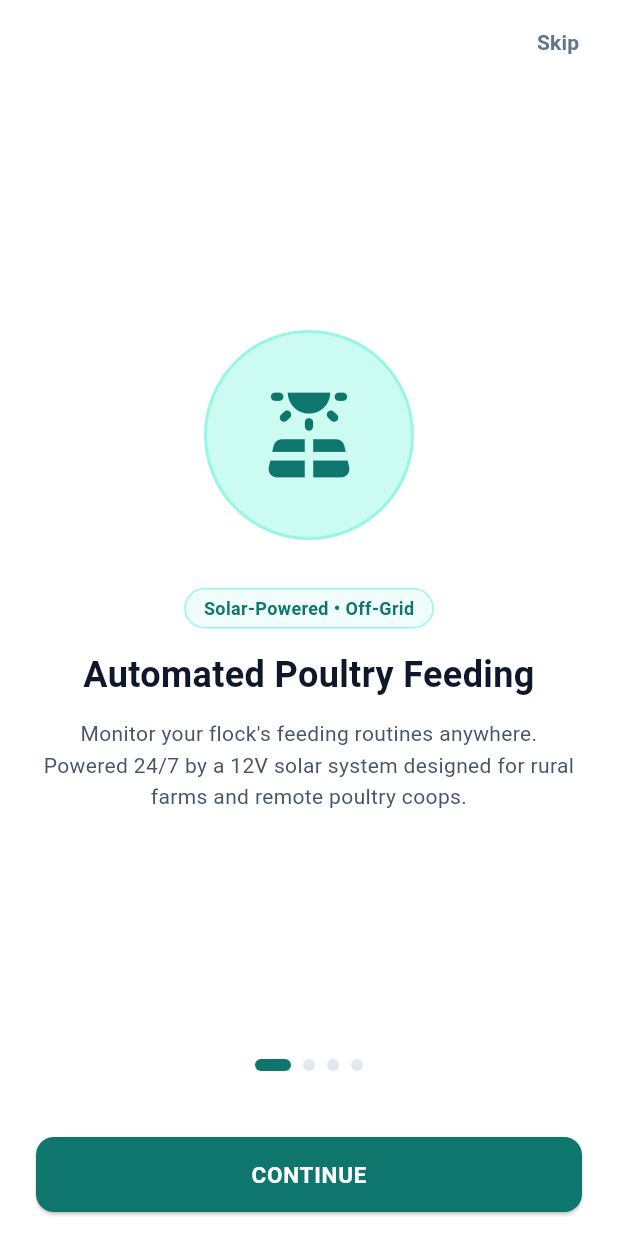
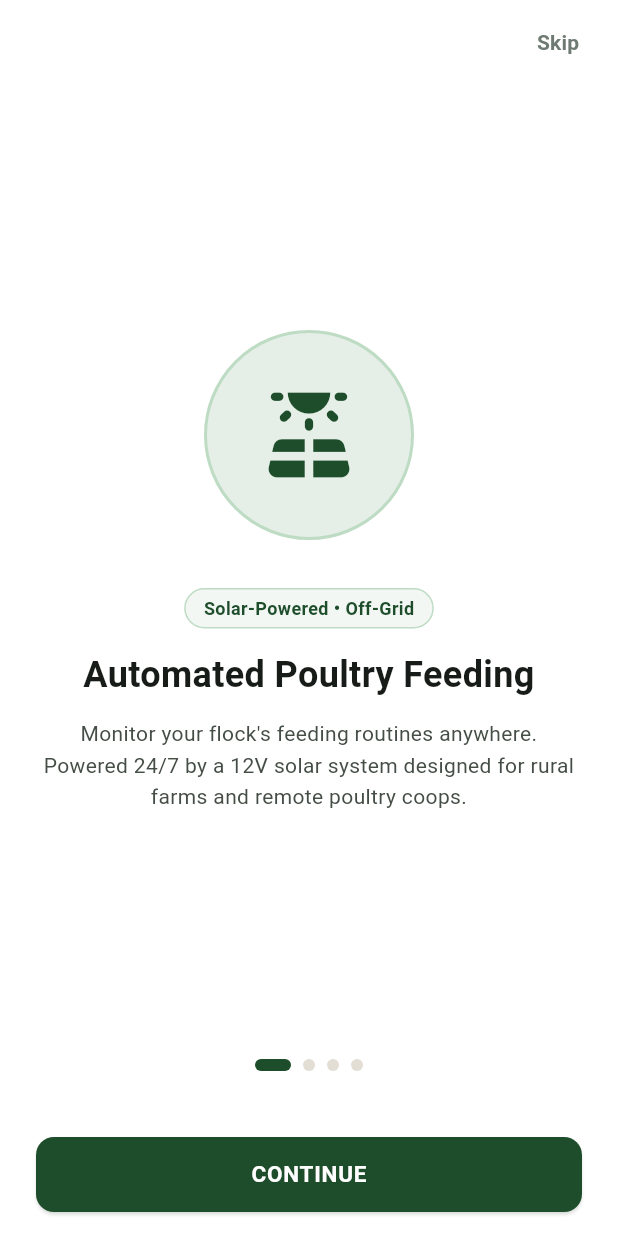
Before and after one commit to Jehooooo/SMART-MOBILE-BASED-SOLAR-POWERED-CHICKEN-FEEDING-SYSTEM, a Flutter app: the screen it shows after launch, on a phone screen of 412 x 824 dp. Run offline on Flutter 3.47's test engine with Material 3 defaults, Android fonts, the phone set to English and light mode, and no system bars; our stand-ins replace firebase_core, firebase_database; accounts and stored records are empty.

Commit message:
feat(theme): introduce warm organic farm-tech palette and human-crafted component styling

```diff
--- a/app/lib/main.dart
+++ b/app/lib/main.dart
@@ -179,7 +179,21 @@ class _MainNavigationShellState extends State<MainNavigationShell> {
         // Mobile layout with bottom NavigationBar
         return Scaffold(
           body: currentScreenWidget,
-          bottomNavigationBar: NavigationBar(
+          bottomNavigationBar: Container(
+            decoration: BoxDecoration(
+              color: c.surface,
+              boxShadow: [
+                BoxShadow(
+                  color: Colors.black.withValues(alpha: 0.04),
+                  blurRadius: 16,
+                  offset: const Offset(0, -2),
+                ),
+              ],
+              border: Border(
+                top: BorderSide(color: c.border.withValues(alpha: 0.6), width: 0.8),
+              ),
+            ),
+            child: NavigationBar(
               selectedIndex: _currentIndex,
               onDestinationSelected: (idx) => setState(() => _currentIndex = idx),
               destinations: [
@@ -191,6 +205,7 @@ class _MainNavigationShellState extends State<MainNavigationShell> {
                   ),
               ],
             ),
+          ),
         );
       },
     );
--- a/app/lib/theme/app_theme.dart
+++ b/app/lib/theme/app_theme.dart
@@ -1,10 +1,12 @@
 import 'package:flutter/material.dart';
 
-/// Semantic color tokens used across every screen.
+/// Semantic color tokens crafted with a warm, organic farm-tech palette.
 ///
-/// Screens must read colors from `context.colors` instead of hardcoding hex
-/// values, so that Light and Dark mode stay consistent (Nielsen #4:
-/// Consistency & Standards).
+/// Designed to evoke natural sustainable agriculture:
+/// - Deep forest emeralds & fresh meadow greens
+/// - Warm linen & oatmeal parchment surfaces
+/// - Golden sunlit amber for solar & morning feed
+/// - Warm espresso & lichen typography with human warmth
 @immutable
 class AppColors extends ThemeExtension<AppColors> {
   final Color brand;
@@ -63,63 +65,79 @@ class AppColors extends ThemeExtension<AppColors> {
     required this.skeletonHighlight,
   });
 
+  /// Handcrafted warm organic light palette (Sunlit Farmhouse / Meadow)
   static const light = AppColors(
-    brand: Color(0xFF0F766E),
+    brand: Color(0xFF1E4D2B), // Deep artisan forest emerald
     onBrand: Colors.white,
-    brandSoft: Color(0xFFCCFBF1),
-    brandSurface: Color(0xFFF0FDFA),
-    brandBorder: Color(0xFF99F6E4),
-    textPrimary: Color(0xFF0F172A),
-    textSecondary: Color(0xFF475569),
-    textMuted: Color(0xFF64748B),
-    border: Color(0xFFE2E8F0),
+    brandSoft: Color(0xFFE5EFE7), // Soft botanical sage
+    brandSurface: Color(0xFFF2F7F3), // Gentle organic meadow wash
+    brandBorder: Color(0xFFBEDBC3), // Soft leaf border
+    textPrimary: Color(0xFF181C19), // Rich warm espresso obsidian
+    textSecondary: Color(0xFF454E46), // Warm cedar bark
+    textMuted: Color(0xFF6F7B72), // Soft lichen stone
+    border: Color(0xFFE3DED4), // Natural warm linen border
     surface: Colors.white,
-    surfaceMuted: Color(0xFFF8FAFC),
-    track: Color(0xFFF1F5F9),
-    success: Color(0xFF059669),
-    warning: Color(0xFFB45309),
-    danger: Color(0xFFB91C1C),
-    dangerSoft: Color(0xFFFEF2F2),
-    dangerBorder: Color(0xFFFECACA),
-    info: Color(0xFF2563EB),
-    infoStrong: Color(0xFF1E40AF),
+    surfaceMuted: Color(0xFFF3EFE7), // Warm toasted oat
+    track: Color(0xFFEAE5DC), // Gentle warm track
+    success: Color(0xFF15803D), // Fresh clover leaf
+    warning: Color(0xFFB45309), // Warm golden wheat
+    danger: Color(0xFFB91C1C), // Warm terracotta crimson
+    dangerSoft: Color(0xFFFDF2F0),
+    dangerBorder: Color(0xFFF8C8C1),
+    info: Color(0xFF2563EB), // Clear morning sky
+    infoStrong: Color(0xFF1D4ED8),
     infoSoft: Color(0xFFEFF6FF),
-    infoBorder: Color(0xFF93C5FD),
-    manual: Color(0xFFD97706),
-    manualSoft: Color(0xFFFEF3C7),
-    solar: Color(0xFFB45309),
-    skeletonBase: Color(0xFFE2E8F0),
-    skeletonHighlight: Color(0xFFF8FAFC),
+    infoBorder: Color(0xFFBFDBFE),
+    manual: Color(0xFFD97706), // Warm golden honey
+    manualSoft: Color(0xFFFEF3C7), // Buttermilk cream
+    solar: Color(0xFFD97706), // Sunlit amber
+    skeletonBase: Color(0xFFE7E2D7),
+    skeletonHighlight: Color(0xFFF5F2EB),
   );
 
+  /// Handcrafted warm nocturnal dark palette (Night Farm / Peat Obsidian)
   static const dark = AppColors(
-    brand: Color(0xFF2DD4BF),
-    onBrand: Color(0xFF042F2E),
-    brandSoft: Color(0xFF134E4A),
-    brandSurface: Color(0xFF0D2624),
-    brandBorder: Color(0xFF1F5F59),
-    textPrimary: Color(0xFFF1F5F9),
-    textSecondary: Color(0xFFCBD5E1),
-    textMuted: Color(0xFF94A3B8),
-    border: Color(0xFF2A3647),
-    surface: Color(0xFF151E2D),
-    surfaceMuted: Color(0xFF0F1724),
-    track: Color(0xFF243044),
-    success: Color(0xFF34D399),
+    brand: Color(0xFF4ADE80), // Luminous spring sprout green
+    onBrand: Color(0xFF04260F), // Deep forest text
+    brandSoft: Color(0xFF143820), // Deep moss container
+    brandSurface: Color(0xFF0F2B18), // Nocturnal foliage wash
+    brandBorder: Color(0xFF225732),
+    textPrimary: Color(0xFFF4F6F4), // Warm ivory parchment
+    textSecondary: Color(0xFFB8C2BA), // Pale warm sage
+    textMuted: Color(0xFF7E8A81), // Muted lichen
+    border: Color(0xFF2B332E), // Warm peat border
+    surface: Color(0xFF1A1F1D), // Warm peat stone
+    surfaceMuted: Color(0xFF212824), // Deeper peat stone
+    track: Color(0xFF2A332E),
+    success: Color(0xFF4ADE80),
     warning: Color(0xFFFBBF24),
     danger: Color(0xFFF87171),
-    dangerSoft: Color(0xFF3A1618),
-    dangerBorder: Color(0xFF7F1D1D),
+    dangerSoft: Color(0xFF381616),
+    dangerBorder: Color(0xFF6B2222),
     info: Color(0xFF60A5FA),
     infoStrong: Color(0xFFBFDBFE),
-    infoSoft: Color(0xFF13213D),
+    infoSoft: Color(0xFF14243B),
     infoBorder: Color(0xFF1E3A8A),
     manual: Color(0xFFFBBF24),
-    manualSoft: Color(0xFF3B2A0A),
+    manualSoft: Color(0xFF39290C),
     solar: Color(0xFFFBBF24),
-    skeletonBase: Color(0xFF1E293B),
-    skeletonHighlight: Color(0xFF2B3A52),
+    skeletonBase: Color(0xFF1F2622),
+    skeletonHighlight: Color(0xFF2A332E),
   );
+
+  /// Subtle layered shadow for tactile card depth
+  List<BoxShadow> get warmShadow => [
+        BoxShadow(
+          color: const Color(0x0C2B2010),
+          blurRadius: 14,
+          offset: const Offset(0, 4),
+        ),
+        const BoxShadow(
+          color: Color(0x05000000),
+          blurRadius: 3,
+          offset: Offset(0, 1),
+        ),
+      ];
 
   @override
   AppColors copyWith({Color? brand, Color? onBrand}) {
@@ -196,13 +214,21 @@ extension AppColorsContext on BuildContext {
 class AppTheme {
   AppTheme._();
 
-  static ThemeData light() => _build(Brightness.light, AppColors.light, const Color(0xFFF8FAFC));
+  static ThemeData light() => _build(
+        Brightness.light,
+        AppColors.light,
+        const Color(0xFFF7F5F0), // Warm unbleached organic linen
+      );
 
-  static ThemeData dark() => _build(Brightness.dark, AppColors.dark, const Color(0xFF0B1120));
+  static ThemeData dark() => _build(
+        Brightness.dark,
+        AppColors.dark,
+        const Color(0xFF111413), // Deep peat obsidian
+      );
 
   static ThemeData _build(Brightness brightness, AppColors c, Color scaffold) {
     final scheme = ColorScheme.fromSeed(
-      seedColor: const Color(0xFF0F766E), // Natural agricultural teal
+      seedColor: const Color(0xFF1E4D2B), // Forest emerald seed
       brightness: brightness,
     ).copyWith(
       primary: c.brand,
@@ -211,7 +237,9 @@ class AppTheme {
       error: c.danger,
     );
 
-    final radius10 = BorderRadius.circular(10);
+    final isLight = brightness == Brightness.light;
+    final cardRadius = BorderRadius.circular(18);
+    final buttonRadius = BorderRadius.circular(14);
 
     return ThemeData(
       useMaterial3: true,
@@ -220,58 +248,124 @@ class AppTheme {
       scaffoldBackgroundColor: scaffold,
       extensions: [c],
       appBarTheme: AppBarTheme(
-        backgroundColor: c.surface,
+        backgroundColor: scaffold, // Seamless header transition
         foregroundColor: c.textPrimary,
         surfaceTintColor: Colors.transparent,
-        elevation: 0.5,
+        elevation: 0,
+        scrolledUnderElevation: 0,
         centerTitle: false,
+        titleTextStyle: TextStyle(
+          fontSize: 18,
+          fontWeight: FontWeight.w800,
+          color: c.textPrimary,
+          letterSpacing: -0.3,
+        ),
       ),
       dialogTheme: DialogThemeData(
         backgroundColor: c.surface,
         surfaceTintColor: Colors.transparent,
-        shape: RoundedRectangleBorder(borderRadius: BorderRadius.circular(16)),
-        elevation: 3,
+        shape: RoundedRectangleBorder(
+          borderRadius: BorderRadius.circular(22),
+          side: BorderSide(color: c.border.withValues(alpha: 0.6)),
+        ),
+        elevation: 6,
       ),
       snackBarTheme: SnackBarThemeData(
         behavior: SnackBarBehavior.floating,
-        shape: RoundedRectangleBorder(borderRadius: radius10),
+        backgroundColor: isLight ? const Color(0xFF1E2420) : const Color(0xFF262F2A),
+        contentTextStyle: const TextStyle(color: Colors.white, fontSize: 13, fontWeight: FontWeight.w500),
+        shape: RoundedRectangleBorder(borderRadius: BorderRadius.circular(12)),
+        elevation: 4,
       ),
       inputDecorationTheme: InputDecorationTheme(
         filled: true,
-        fillColor: c.surface,
-        border: OutlineInputBorder(borderRadius: radius10, borderSide: BorderSide(color: c.border)),
-        enabledBorder: OutlineInputBorder(borderRadius: radius10, borderSide: BorderSide(color: c.border)),
-        focusedBorder: OutlineInputBorder(borderRadius: radius10, borderSide: BorderSide(color: c.brand, width: 1.8)),
+        fillColor: isLight ? const Color(0xFFFAF8F5) : c.surfaceMuted,
+        border: OutlineInputBorder(borderRadius: buttonRadius, borderSide: BorderSide(color: c.border)),
+        enabledBorder: OutlineInputBorder(borderRadius: buttonRadius, borderSide: BorderSide(color: c.border)),
+        focusedBorder: OutlineInputBorder(borderRadius: buttonRadius, borderSide: BorderSide(color: c.brand, width: 1.8)),
+        contentPadding: const EdgeInsets.symmetric(horizontal: 16, vertical: 14),
       ),
       cardTheme: CardThemeData(
         color: c.surface,
         surfaceTintColor: Colors.transparent,
-        elevation: 0.5,
+        elevation: 1.0,
+        shadowColor: isLight ? const Color(0x0C352410) : Colors.black54,
         margin: EdgeInsets.zero,
         shape: RoundedRectangleBorder(
-          borderRadius: BorderRadius.circular(12),
-          side: BorderSide(color: c.border),
+          borderRadius: cardRadius,
+          side: BorderSide(
+            color: c.border.withValues(alpha: isLight ? 0.75 : 0.4),
+            width: 1.0,
+          ),
         ),
       ),
-      dividerTheme: DividerThemeData(color: c.border),
+      dividerTheme: DividerThemeData(
+        color: c.border.withValues(alpha: 0.7),
+        thickness: 1,
+      ),
       navigationBarTheme: NavigationBarThemeData(
         backgroundColor: c.surface,
         surfaceTintColor: Colors.transparent,
+        elevation: 4,
+        shadowColor: isLight ? const Color(0x12000000) : Colors.black87,
+        height: 68,
         indicatorColor: c.brandSoft,
+        indicatorShape: const StadiumBorder(),
+        labelTextStyle: WidgetStateProperty.resolveWith((states) {
+          final isSelected = states.contains(WidgetState.selected);
+          return TextStyle(
+            fontSize: 12,
+            fontWeight: isSelected ? FontWeight.w700 : FontWeight.w500,
+            color: isSelected ? c.brand : c.textMuted,
+            letterSpacing: 0.1,
+          );
+        }),
       ),
       navigationRailTheme: NavigationRailThemeData(
         backgroundColor: c.surface,
         indicatorColor: c.brandSoft,
+        indicatorShape: const StadiumBorder(),
       ),
       elevatedButtonTheme: ElevatedButtonThemeData(
         style: ElevatedButton.styleFrom(
           backgroundColor: c.brand,
           foregroundColor: c.onBrand,
+          elevation: 1.5,
+          shadowColor: c.brand.withValues(alpha: 0.35),
+          padding: const EdgeInsets.symmetric(horizontal: 20, vertical: 14),
+          shape: RoundedRectangleBorder(borderRadius: buttonRadius),
+          textStyle: const TextStyle(fontWeight: FontWeight.w700, fontSize: 14, letterSpacing: 0.2),
         ),
       ),
+      outlinedButtonTheme: OutlinedButtonThemeData(
+        style: OutlinedButton.styleFrom(
+          foregroundColor: c.brand,
+          side: BorderSide(color: c.border, width: 1.2),
+          padding: const EdgeInsets.symmetric(horizontal: 16, vertical: 12),
+          shape: RoundedRectangleBorder(borderRadius: buttonRadius),
+          textStyle: const TextStyle(fontWeight: FontWeight.w600, fontSize: 13),
+        ),
+      ),
+      chipTheme: ChipThemeData(
+        shape: const StadiumBorder(),
+        side: BorderSide(color: c.border),
+        padding: const EdgeInsets.symmetric(horizontal: 8, vertical: 4),
+      ),
+      sliderTheme: SliderThemeData(
+        activeTrackColor: c.brand,
+        inactiveTrackColor: c.track,
+        thumbColor: c.brand,
+        trackHeight: 6,
+        thumbShape: const RoundSliderThumbShape(enabledThumbRadius: 8),
+        overlayColor: c.brand.withValues(alpha: 0.15),
+      ),
       switchTheme: SwitchThemeData(
-        thumbColor: WidgetStateProperty.resolveWith((s) => s.contains(WidgetState.selected) ? c.onBrand : null),
-        trackColor: WidgetStateProperty.resolveWith((s) => s.contains(WidgetState.selected) ? c.brand : null),
+        thumbColor: WidgetStateProperty.resolveWith(
+          (s) => s.contains(WidgetState.selected) ? c.onBrand : null,
+        ),
+        trackColor: WidgetStateProperty.resolveWith(
+          (s) => s.contains(WidgetState.selected) ? c.brand : null,
+        ),
       ),
       pageTransitionsTheme: const PageTransitionsTheme(
         builders: {
```
Lines whose indentation alone changed are shown as unchanged.
